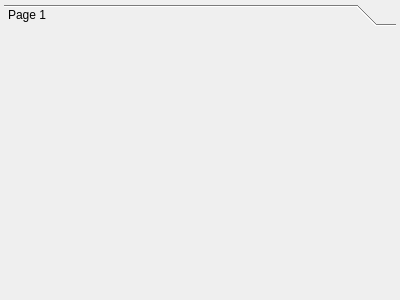
Qt form teraplus/client/src/editors/TeraForm.ui (introlab/opentera) before a commit.
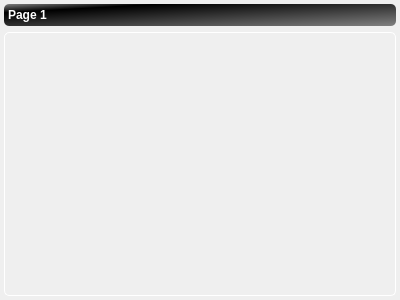
The same form after that commit.

Commit message: Sections loading in TeraForm (TeraPlus)

The edit to the form file:
```diff
--- a/teraplus/client/src/editors/TeraForm.ui
+++ b/teraplus/client/src/editors/TeraForm.ui
@@ -13,6 +13,23 @@
   <property name="windowTitle">
    <string>Form</string>
   </property>
+  <property name="styleSheet">
+   <string notr="true">QToolBox::tab {
+    background: qlineargradient(x1:0, y1:0, x2:1, y2:1, stop:0 grey, stop: 0.2  black, stop:1 grey);
+    border-radius: 5px;
+    color: darkgray;
+}
+
+QToolBox::tab:selected { /* italicize selected tabs */
+    font: bold;
+    color: white;
+}
+
+QWidget#pageSection1{
+ 	border: 1px solid white;
+	border-radius: 5px;
+}</string>
+  </property>
   <layout class="QVBoxLayout" name="verticalLayout">
    <property name="leftMargin">
     <number>4</number>
```
The commit also changes 1 other file.
